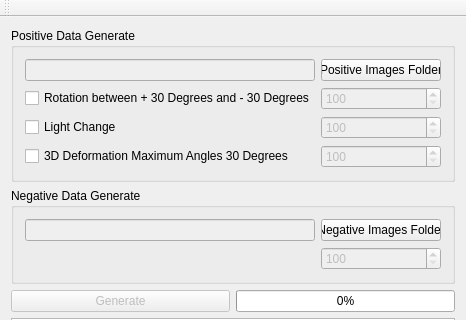
Before: the Qt Designer form CascadeDataCollection/mainwindow.ui in Chia-ChunHsu/CascadeDataCollection, drawn with Qt 5; both pictures show x 0 to 466 and y 0 to 320 of the 466 by 517 pixel window.
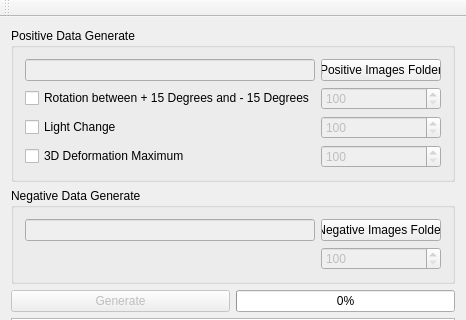
After: the same form once the commit is applied.

```diff
--- a/CascadeDataCollection/mainwindow.ui
+++ b/CascadeDataCollection/mainwindow.ui
@@ -73,7 +73,7 @@
        <item row="1" column="0">
         <widget class="QCheckBox" name="checkBox_Rotation">
          <property name="text">
-          <string>Rotation between + 30 Degrees and - 30 Degrees</string>
+          <string>Rotation between + 15 Degrees and - 15 Degrees</string>
          </property>
         </widget>
        </item>
@@ -87,7 +87,7 @@
        <item row="3" column="0">
         <widget class="QCheckBox" name="checkBox_Deformation">
          <property name="text">
-          <string>3D Deformation Maximum Angles 30 Degrees</string>
+          <string>3D Deformation Maximum</string>
          </property>
         </widget>
        </item>
```
